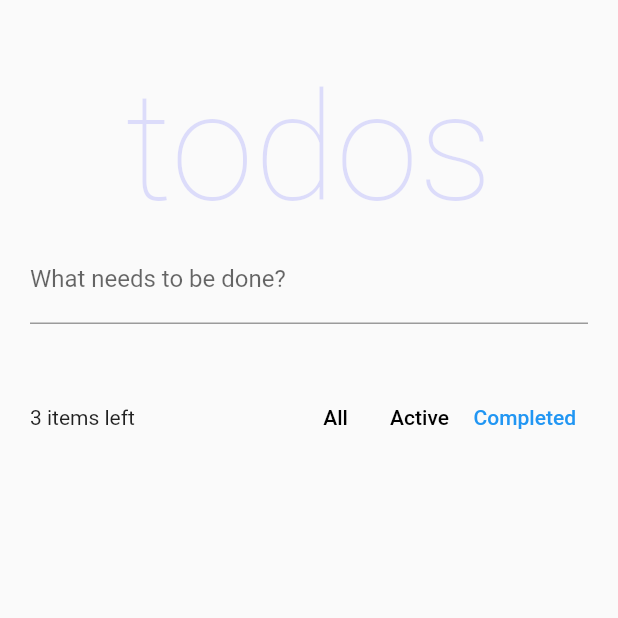
After one commit to nguyenhuynhdeveloper/ft_state_management, a Flutter app: the Home screen opened directly, after a tap on "Completed", on a phone screen of 412 x 824 dp, the top half of it. The commit adds this screen. Run offline on Flutter 3.47's test engine with Material 2 defaults, Android fonts, the light colour scheme and no system bars; our stand-ins replace flutter_hooks, flutter_riverpod, get, hooks_riverpod, riverpod; Roboto replaces fonts that are missing (Helvetica Neue).

Commit message:
comment doc riverpod V2

```diff
--- /dev/null
+++ b/lib/doc_riverpod2_0/main.dart
@@ -0,0 +1,34 @@
+import 'package:flutter/material.dart';
+import 'package:hooks_riverpod/hooks_riverpod.dart';
+
+// We create a "provider", which will store a value (here "Hello world").
+// By using a provider, this allows us to mock/override the value exposed.
+final helloWorldProvider = Provider((_) => 'Hello world');
+
+// void main() {
+//   runApp(
+//     // For widgets to be able to read providers, we need to wrap the entire
+//     // application in a "ProviderScope" widget.
+//     // This is where the state of our providers will be stored.
+//     ProviderScope(
+//       child: MyApp(),
+//     ),
+//   );
+// }
+
+// Note: MyApp is a HookConsumerWidget, from hooks_riverpod.
+class MyApp extends HookConsumerWidget {
+  @override
+  Widget build(BuildContext context, WidgetRef ref) {
+    final String value = ref.watch(helloWorldProvider);
+
+    return MaterialApp(
+      home: Scaffold(
+        appBar: AppBar(title: const Text('Example')),
+        body: Center(
+          child: Text(value),
+        ),
+      ),
+    );
+  }
+}
--- /dev/null
+++ b/lib/doc_riverpod_v2/main.dart
@@ -0,0 +1,294 @@
+import 'package:flutter/material.dart';
+import 'package:flutter_hooks/flutter_hooks.dart';
+import 'package:hooks_riverpod/hooks_riverpod.dart';
+
+import 'todo.dart';
+
+/// Some keys used for testing
+final addTodoKey = UniqueKey();
+final activeFilterKey = UniqueKey();
+final completedFilterKey = UniqueKey();
+final allFilterKey = UniqueKey();
+
+/// Creates a [TodoList] and initialise it with pre-defined values.
+///
+/// We are using [StateNotifierProvider] here as a `List<Todo>` is a complex
+/// object, with advanced business logic like how to edit a todo.
+final todoListProvider = NotifierProvider<TodoList, List<Todo>>(TodoList.new);
+
+/// The different ways to filter the list of todos
+enum TodoListFilter {
+  all,
+  active,
+  completed,
+}
+
+/// The currently active filter.
+///
+/// We use [StateProvider] here as there is no fancy logic behind manipulating
+/// the value since it's just enum.
+final todoListFilter = StateProvider((_) => TodoListFilter.all);
+
+/// The number of uncompleted todos
+///
+/// By using [Provider], this value is cached, making it performant.\
+/// Even multiple widgets try to read the number of uncompleted todos,
+/// the value will be computed only once (until the todo-list changes).
+///
+/// This will also optimise unneeded rebuilds if the todo-list changes, but the
+/// number of uncompleted todos doesn't (such as when editing a todo).
+final uncompletedTodosCount = Provider<int>((ref) {
+  return ref.watch(todoListProvider).where((todo) => !todo.completed).length;
+});
+
+/// The list of todos after applying of [todoListFilter].
+///
+/// This too uses [Provider], to avoid recomputing the filtered list unless either
+/// the filter of or the todo-list updates.
+final filteredTodos = Provider<List<Todo>>((ref) {
+  final filter = ref.watch(todoListFilter);
+  final todos = ref.watch(todoListProvider);
+
+  switch (filter) {
+    case TodoListFilter.completed:
+      return todos.where((todo) => todo.completed).toList();
+    case TodoListFilter.active:
+      return todos.where((todo) => !todo.completed).toList();
+    case TodoListFilter.all:
+      return todos;
+  }
+});
+
+void main() {
+  runApp(const ProviderScope(child: MyApp()));
+}
+
+class MyApp extends StatelessWidget {
+  const MyApp({Key? key}) : super(key: key);
+
+  @override
+  Widget build(BuildContext context) {
+    return const MaterialApp(
+      home: Home(),
+    );
+  }
+}
+
+class Home extends HookConsumerWidget {
+  const Home({Key? key}) : super(key: key);
+
+  @override
+  Widget build(BuildContext context, WidgetRef ref) {
+    final todos = ref.watch(filteredTodos);
+    final newTodoController = useTextEditingController();
+
+    return GestureDetector(
+      onTap: () => FocusScope.of(context).unfocus(),
+      child: Scaffold(
+        body: ListView(
+          padding: const EdgeInsets.symmetric(horizontal: 20, vertical: 40),
+          children: [
+            const Title(),
+            TextField(
+              key: addTodoKey,
+              controller: newTodoController,
+              decoration: const InputDecoration(
+                labelText: 'What needs to be done?',
+              ),
+              onSubmitted: (value) {
+                ref.read(todoListProvider.notifier).add(value);
+                newTodoController.clear();
+              },
+            ),
+            const SizedBox(height: 42),
+            const Toolbar(),
+            if (todos.isNotEmpty) const Divider(height: 0),
+            for (var i = 0; i < todos.length; i++) ...[
+              if (i > 0) const Divider(height: 0),
+              Dismissible(
+                key: ValueKey(todos[i].id),
+                onDismissed: (_) {
+                  ref.read(todoListProvider.notifier).remove(todos[i]);
+                },
+                child: ProviderScope(
+                  overrides: [
+                    _currentTodo.overrideWithValue(todos[i]),
+                  ],
+                  child: const TodoItem(),
+                ),
+              ),
+            ],
+          ],
+        ),
+      ),
+    );
+  }
+}
+
+class Toolbar extends HookConsumerWidget {
+  const Toolbar({
+    Key? key,
+  }) : super(key: key);
+
+  @override
+  Widget build(BuildContext context, WidgetRef ref) {
+    final filter = ref.watch(todoListFilter);
+
+    Color? textColorFor(TodoListFilter value) {
+      return filter == value ? Colors.blue : Colors.black;
+    }
+
+    return Material(
+      child: Row(
+        mainAxisAlignment: MainAxisAlignment.spaceBetween,
+        children: [
+          Expanded(
+            child: Text(
+              '${ref.watch(uncompletedTodosCount)} items left',
+              overflow: TextOverflow.ellipsis,
+            ),
+          ),
+          Tooltip(
+            key: allFilterKey,
+            message: 'All todos',
+            child: TextButton(
+              onPressed: () =>
+                  ref.read(todoListFilter.notifier).state = TodoListFilter.all,
+              style: ButtonStyle(
+                visualDensity: VisualDensity.compact,
+                foregroundColor:
+                    MaterialStateProperty.all(textColorFor(TodoListFilter.all)),
+              ),
+              child: const Text('All'),
+            ),
+          ),
+          Tooltip(
+            key: activeFilterKey,
+            message: 'Only uncompleted todos',
+            child: TextButton(
+              onPressed: () => ref.read(todoListFilter.notifier).state =
+                  TodoListFilter.active,
+              style: ButtonStyle(
+                visualDensity: VisualDensity.compact,
+                foregroundColor: MaterialStateProperty.all(
+                  textColorFor(TodoListFilter.active),
+                ),
+              ),
+              child: const Text('Active'),
+            ),
+          ),
+          Tooltip(
+            key: completedFilterKey,
+            message: 'Only completed todos',
+            child: TextButton(
+              onPressed: () => ref.read(todoListFilter.notifier).state =
+                  TodoListFilter.completed,
+              style: ButtonStyle(
+                visualDensity: VisualDensity.compact,
+                foregroundColor: MaterialStateProperty.all(
+                  textColorFor(TodoListFilter.completed),
+                ),
+              ),
+              child: const Text('Completed'),
+            ),
+          ),
+        ],
+      ),
+    );
+  }
+}
+
+class Title extends StatelessWidget {
+  const Title({Key? key}) : super(key: key);
+
+  @override
+  Widget build(BuildContext context) {
+    return const Text(
+      'todos',
+      textAlign: TextAlign.center,
+      style: TextStyle(
+        color: Color.fromARGB(38, 47, 47, 247),
+        fontSize: 100,
+        fontWeight: FontWeight.w100,
+        fontFamily: 'Helvetica Neue',
+      ),
+    );
+  }
+}
+
+/// A provider which exposes the [Todo] displayed by a [TodoItem].
+///
+/// By retrieving the [Todo] through a provider instead of through its
+/// constructor, this allows [TodoItem] to be instantiated using the `const` keyword.
+///
+/// This ensures that when we add/remove/edit todos, only what the
+/// impacted widgets rebuilds, instead of the entire list of items.
+final _currentTodo = Provider<Todo>((ref) => throw UnimplementedError());
+
+class TodoItem extends HookConsumerWidget {
+  const TodoItem({Key? key}) : super(key: key);
+
+  @override
+  Widget build(BuildContext context, WidgetRef ref) {
+    final todo = ref.watch(_currentTodo);
+    final itemFocusNode = useFocusNode();
+    final itemIsFocused = useIsFocused(itemFocusNode);
+
+    final textEditingController = useTextEditingController();
+    final textFieldFocusNode = useFocusNode();
+
+    return Material(
+      color: Colors.white,
+      elevation: 6,
+      child: Focus(
+        focusNode: itemFocusNode,
+        onFocusChange: (focused) {
+          if (focused) {
+            textEditingController.text = todo.description;
+          } else {
+            // Commit changes only when the textfield is unfocused, for performance
+            ref
+                .read(todoListProvider.notifier)
+                .edit(id: todo.id, description: textEditingController.text);
+          }
+        },
+        child: ListTile(
+          onTap: () {
+            itemFocusNode.requestFocus();
+            textFieldFocusNode.requestFocus();
+          },
+          leading: Checkbox(
+            value: todo.completed,
+            onChanged: (value) =>
+                ref.read(todoListProvider.notifier).toggle(todo.id),
+          ),
+          title: itemIsFocused
+              ? TextField(
+                  autofocus: true,
+                  focusNode: textFieldFocusNode,
+                  controller: textEditingController,
+                )
+              : Text(todo.description),
+        ),
+      ),
+    );
+  }
+}
+
+bool useIsFocused(FocusNode node) {
+  final isFocused = useState(node.hasFocus);
+
+  useEffect(
+    () {
+      void listener() {
+        isFocused.value = node.hasFocus;
+      }
+
+      node.addListener(listener);
+      return () => node.removeListener(listener);
+    },
+    [node],
+  );
+
+  return isFocused.value;
+}
```
Also changed, not shown: lib/doc_riverpod_v2/todo.dart (added, +76 -0 lines), lib/main.dart (+5 -2 lines), 2 other files.
